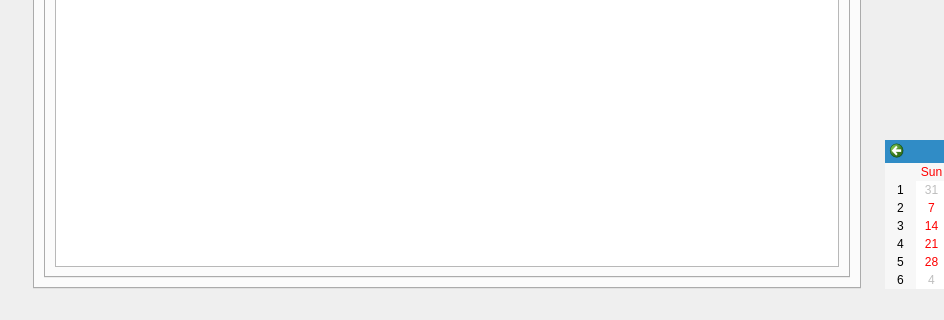
Qt form GUI/SerialPort.ui (IronSublimate/PyQt-multifunctional-uart-helper) before a commit; both pictures show x 0 to 944 and y 451 to 771 of the 1142 by 771 pixel window.
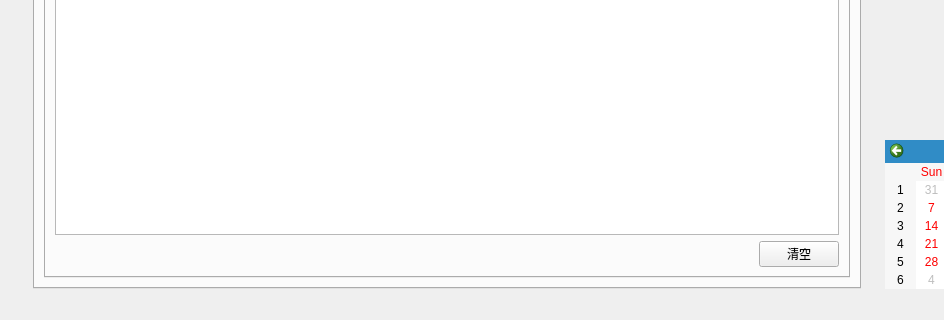
The same form after that commit. The open tabs and pages were chosen to show the change. Icons and pictures are not drawn. Custom widgets are drawn as their Qt base class.

Commit message: 增加清除列表按钮

The edit to the form file:
```diff
--- a/GUI/SerialPort.ui
+++ b/GUI/SerialPort.ui
@@ -439,8 +439,28 @@
            <attribute name="title">
             <string>查看参数</string>
            </attribute>
-           <layout class="QVBoxLayout" name="verticalLayout_2">
-            <item>
+           <layout class="QGridLayout" name="gridLayout_7">
+            <item row="1" column="1">
+             <widget class="QPushButton" name="pushButton_clear_dict">
+              <property name="text">
+               <string>清空</string>
+              </property>
+             </widget>
+            </item>
+            <item row="1" column="0">
+             <spacer name="horizontalSpacer_8">
+              <property name="orientation">
+               <enum>Qt::Horizontal</enum>
+              </property>
+              <property name="sizeHint" stdset="0">
+               <size>
+                <width>40</width>
+                <height>20</height>
+               </size>
+              </property>
+             </spacer>
+            </item>
+            <item row="0" column="0" colspan="2">
              <widget class="QTableWidget" name="tableWidget_para">
               <property name="showGrid">
                <bool>true</bool>
```
Left out of the diff: 19 changed lines with no effect on the pictures. The commit also changes 6 other files.
